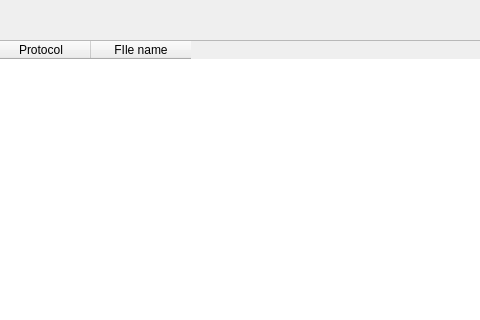
Before: the Qt Designer form enginemanager.ui in fire-lizard/QBoard, drawn with Qt 5; both pictures show x 220 to 700 and y 0 to 320 of the 800 by 600 pixel window.
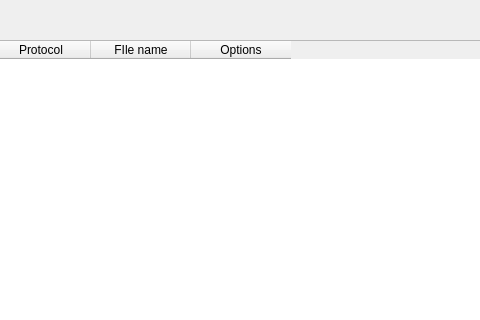
After: the same form once the commit is applied. Icons and pictures are not drawn.

Patch:
```diff
--- a/enginemanager.ui
+++ b/enginemanager.ui
@@ -70,6 +70,11 @@
      <string>FIle name</string>
     </property>
    </column>
+   <column>
+    <property name="text">
+     <string>Options</string>
+    </property>
+   </column>
   </widget>
   <widget class="QToolButton" name="toolButton">
    <property name="geometry">
```
